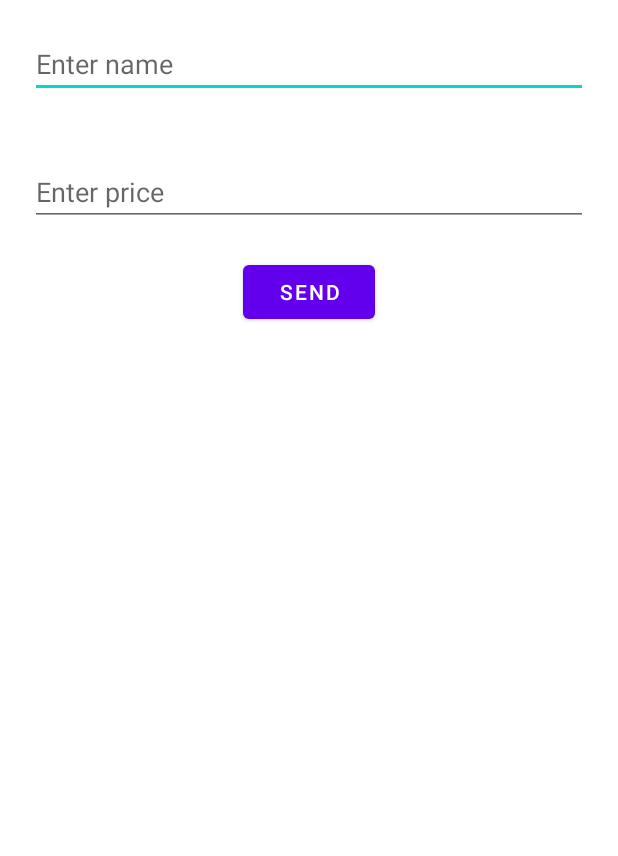
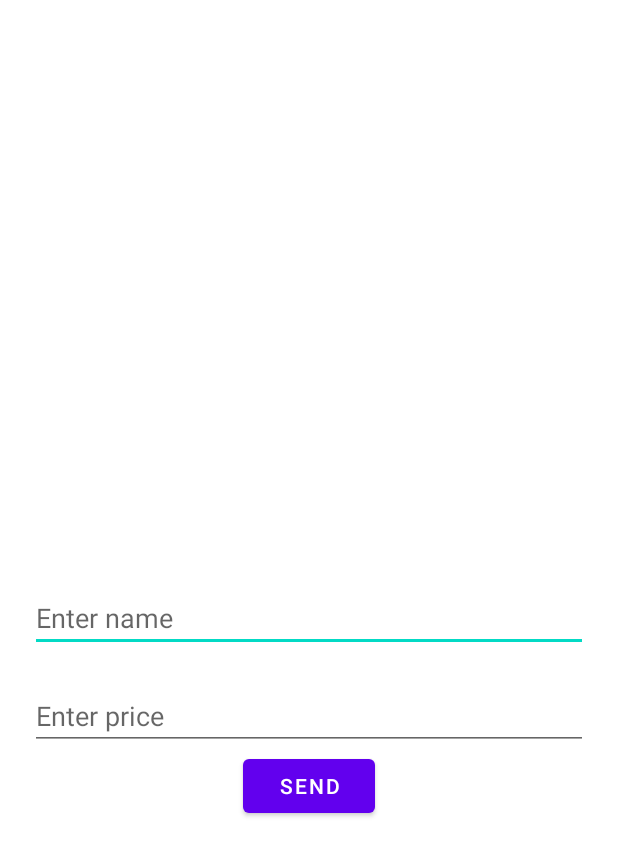
Before and after one commit to trustyvar/LoftschoolProjects, an Android app: the layout activity_add_item.xml on its own in the app's theme, with its tools: preview values and no code run, on a phone screen of 412 x 824 dp. Shown: the top 856 px of the screen. Run offline under Robolectric (Android 15) with nearby library versions, the phone set to English and light mode, and no system bars.

Commit message:
Выполнено ДЗ первой недели

```diff
--- a/app/src/main/AndroidManifest.xml
+++ b/app/src/main/AndroidManifest.xml
@@ -11,15 +11,14 @@
         android:theme="@style/Theme.Loftmoney">
         <activity
             android:name=".AddItemActivity"
-            android:exported="true">
-        <intent-filter>
-            <action android:name="android.intent.action.MAIN" />
-            <category android:name="android.intent.category.LAUNCHER" />
-        </intent-filter>
-    </activity>
+            android:exported="true" />
         <activity
             android:name=".MainActivity"
             android:exported="true">
+            <intent-filter>
+                <action android:name="android.intent.action.MAIN" />
+                <category android:name="android.intent.category.LAUNCHER" />
+            </intent-filter>
         </activity>
     </application>
 
--- a/app/src/main/res/layout/activity_add_item.xml
+++ b/app/src/main/res/layout/activity_add_item.xml
@@ -1,32 +1,41 @@
 <?xml version="1.0" encoding="utf-8"?>
-<LinearLayout xmlns:android="http://schemas.android.com/apk/res/android"
+<androidx.constraintlayout.widget.ConstraintLayout xmlns:android="http://schemas.android.com/apk/res/android"
     xmlns:app="http://schemas.android.com/apk/res-auto"
     xmlns:tools="http://schemas.android.com/tools"
     android:layout_width="match_parent"
     android:layout_height="match_parent"
     android:orientation="vertical"
     tools:context=".AddItemActivity">
+
     <EditText
         android:id="@+id/name"
-        android:hint="@string/enter_name"
         android:layout_width="match_parent"
         android:layout_height="wrap_content"
         android:layout_marginHorizontal="20sp"
         android:layout_marginVertical="20sp"
-        />
+        android:hint="@string/enter_name"
+        app:layout_constraintBottom_toBottomOf="parent"
+        app:layout_constraintEnd_toEndOf="parent"
+        app:layout_constraintStart_toStartOf="parent"
+        app:layout_constraintTop_toTopOf="parent" />
+
     <EditText
         android:id="@+id/price"
-        android:hint="@string/enter_price"
         android:layout_width="match_parent"
         android:layout_height="wrap_content"
         android:layout_marginHorizontal="20sp"
-        android:layout_marginVertical="20sp"/>
+        android:layout_marginVertical="20sp"
+        android:hint="@string/enter_price"
+        app:layout_constraintTop_toBottomOf="@id/name" />
+
     <Button
-        android:id="@+id/sendbutton"
+        android:id="@+id/send_button"
         android:layout_width="wrap_content"
         android:layout_height="wrap_content"
         android:layout_gravity="center"
         android:text="@string/send_button"
-        />
+        app:layout_constraintEnd_toEndOf="parent"
+        app:layout_constraintStart_toStartOf="parent"
+        app:layout_constraintTop_toBottomOf="@id/price" />
 
-</LinearLayout>
+</androidx.constraintlayout.widget.ConstraintLayout>
```
